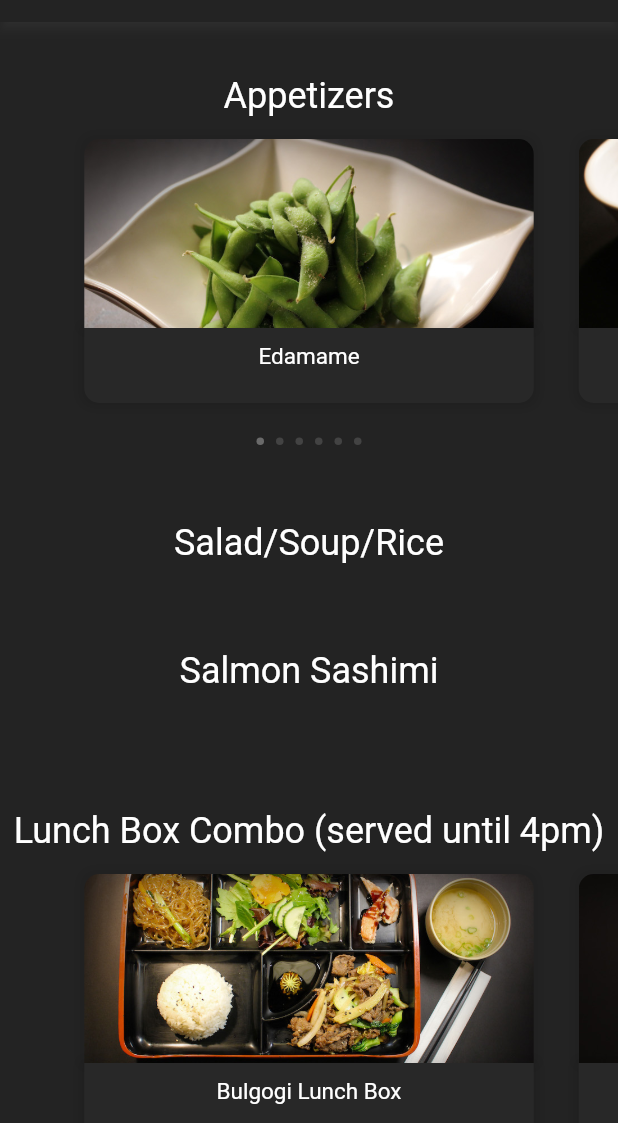
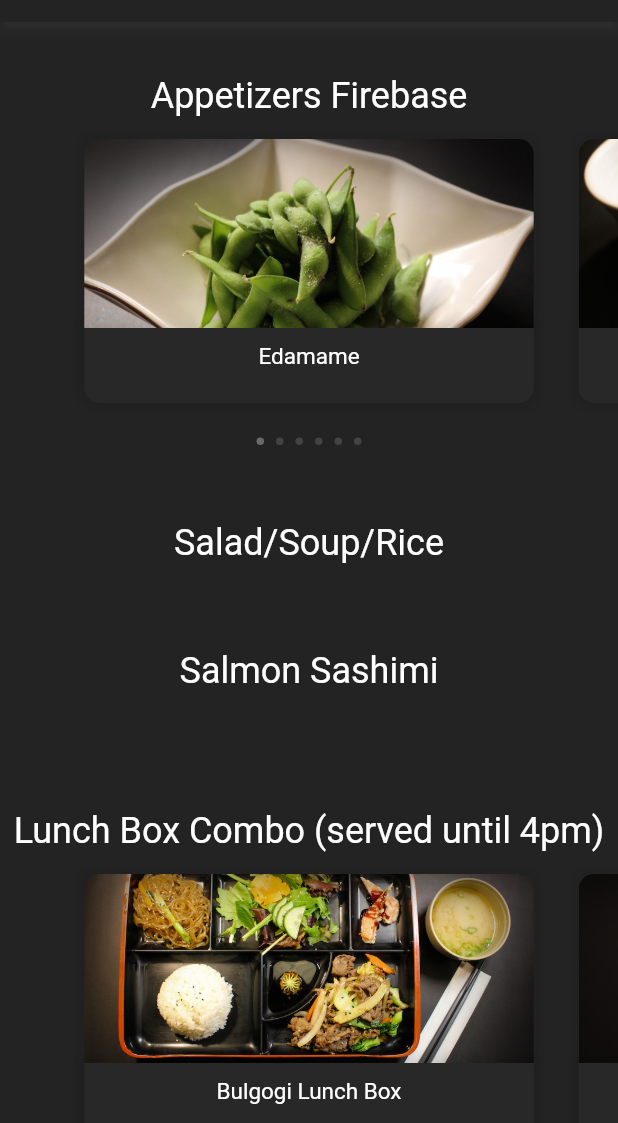
Before and after one commit to kiwiimenu/daonsushinew, a Flutter app: the screen it shows after launch, on a phone screen of 412 x 824 dp, the part 113-1236 px from its top. Run offline on Flutter 3.47's test engine with Material 2 defaults, Android fonts, the phone set to English and light mode, and no system bars; drawn by our look-alikes of carousel_slider; Roboto replaces fonts that are missing (--apple-system).

```diff
--- a/lib/main.dart
+++ b/lib/main.dart
@@ -126,7 +126,8 @@ class _MyHomePageState extends State<MyHomePage> {
                     body: SingleChildScrollView(
                         child: Column(children: [
                       Container(
-                          child: makeCategory(context, app, "Appetizers", 1)),
+                          child: makeCategory(
+                              context, app, "Appetizers Firebase", 1)),
                       Container(
                         padding: EdgeInsets.only(
                             left: 35, right: 35, top: 15, bottom: 15),
```
Also changed, not shown: 1 other file.
